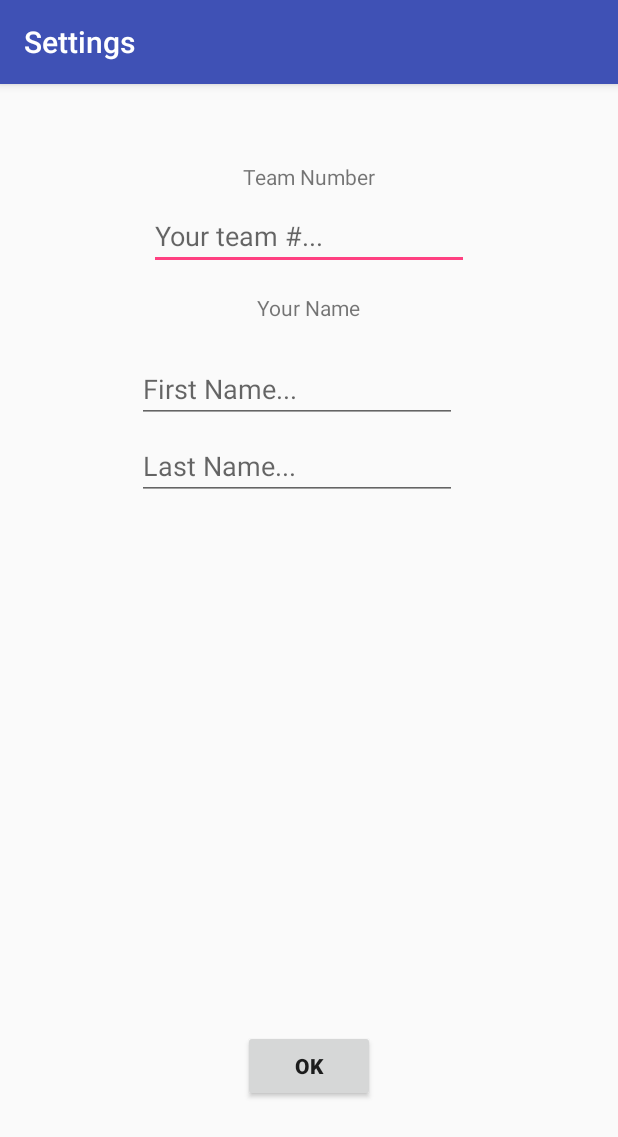
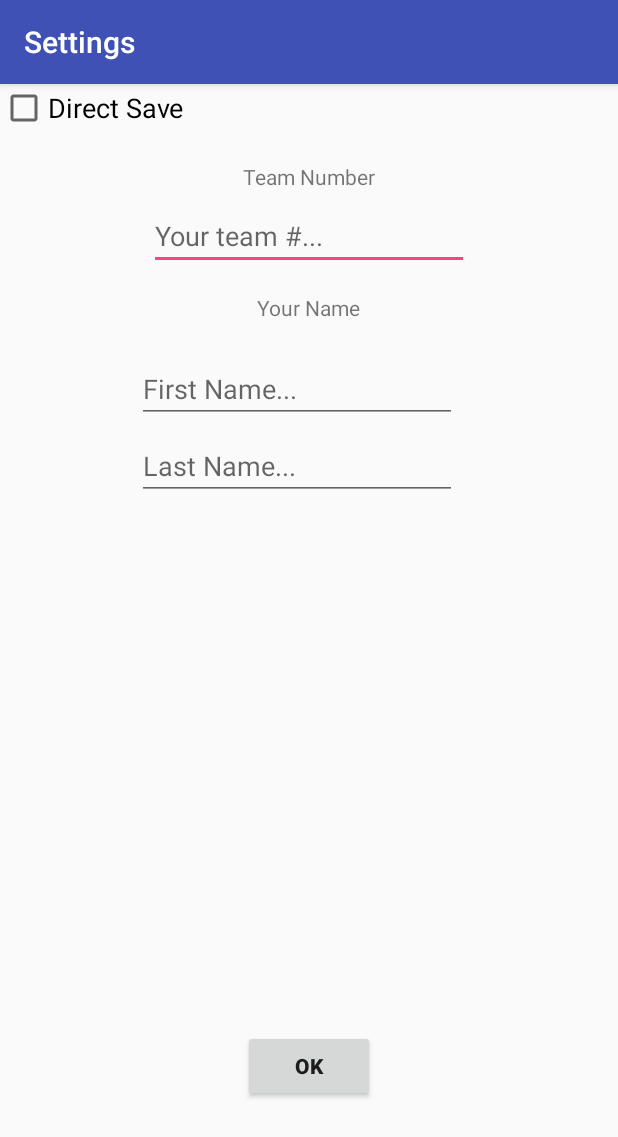
Before and after one commit to DrDab/TrcScoutingApp, an Android app: the screen it shows after launch (Settings), on a phone screen of 412 x 824 dp. Shown: the top 1137 px of the screen. Run offline under Robolectric (Android 15) with nearby library versions, the phone set to English and light mode, and no system bars.

Commit message:
Added GUI option to select direct save. (Not implemented yet)

```diff
--- a/app/src/main/res/layout/activity_settings.xml
+++ b/app/src/main/res/layout/activity_settings.xml
@@ -72,4 +72,13 @@
         app:layout_constraintBottom_toBottomOf="parent"
         app:layout_constraintEnd_toEndOf="parent"
         app:layout_constraintStart_toStartOf="parent" />
+
+    <CheckBox
+        android:id="@+id/saveDirectlyCheckBox"
+        android:layout_width="wrap_content"
+        android:layout_height="wrap_content"
+        android:text="Direct Save"
+        android:textSize="18sp"
+        tools:layout_editor_absoluteX="136dp"
+        tools:layout_editor_absoluteY="303dp" />
 </android.support.constraint.ConstraintLayout>
```
Also changed, not shown: app/src/main/java/trc3543/trcscoutingapp/Settings.java (+11 -5 lines).
